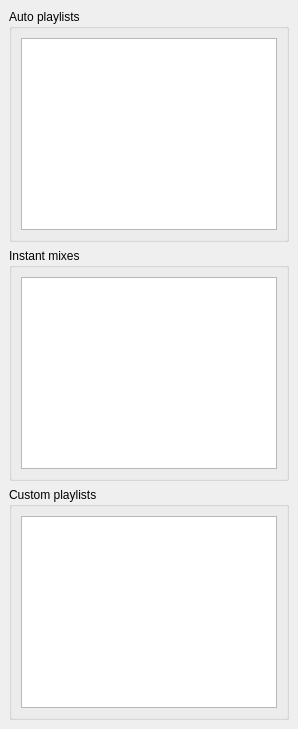
First picture: the form in gpmp/ui/playlists.ui, repository odiroot/PyGPMP, before the edit.
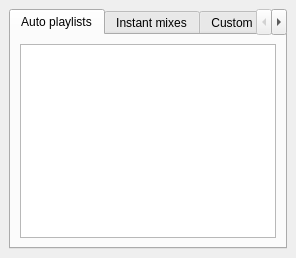
Second picture: the form after the edit.

Commit message:
Better layout for playlists groups.
Show currently logged in account.

What changed in the file:
```diff
--- a/gpmp/ui/playlists.ui
+++ b/gpmp/ui/playlists.ui
@@ -8,39 +8,40 @@
   <widget class="QWidget" name="centralwidget">
    <layout class="QVBoxLayout" name="verticalLayout_4">
     <item>
-     <widget class="QGroupBox" name="grp_auto">
-      <property name="title">
+     <widget class="QTabWidget" name="tbw_playlists">
+      <property name="currentIndex">
+       <number>0</number>
+      </property>
+      <widget class="QWidget" name="tab_auto">
+       <attribute name="title">
        <string>Auto playlists</string>
-      </property>
+       </attribute>
       <layout class="QVBoxLayout" name="verticalLayout">
        <item>
         <widget class="QListWidget" name="lst_auto"/>
        </item>
       </layout>
      </widget>
-    </item>
-    <item>
-     <widget class="QGroupBox" name="grp_instant">
-      <property name="title">
+      <widget class="QWidget" name="tab_instant">
+       <attribute name="title">
        <string>Instant mixes</string>
-      </property>
+       </attribute>
       <layout class="QVBoxLayout" name="verticalLayout_2">
        <item>
         <widget class="QListWidget" name="lst_instant"/>
        </item>
       </layout>
      </widget>
-    </item>
-    <item>
-     <widget class="QGroupBox" name="grp_custom">
-      <property name="title">
+      <widget class="QWidget" name="tab_custom">
+       <attribute name="title">
        <string>Custom playlists</string>
-      </property>
+       </attribute>
       <layout class="QVBoxLayout" name="verticalLayout_3">
        <item>
         <widget class="QListWidget" name="lst_custom"/>
        </item>
       </layout>
+      </widget>
      </widget>
     </item>
    </layout>
```
Lines whose indentation alone changed are shown as unchanged. The commit also changes 3 other files.
